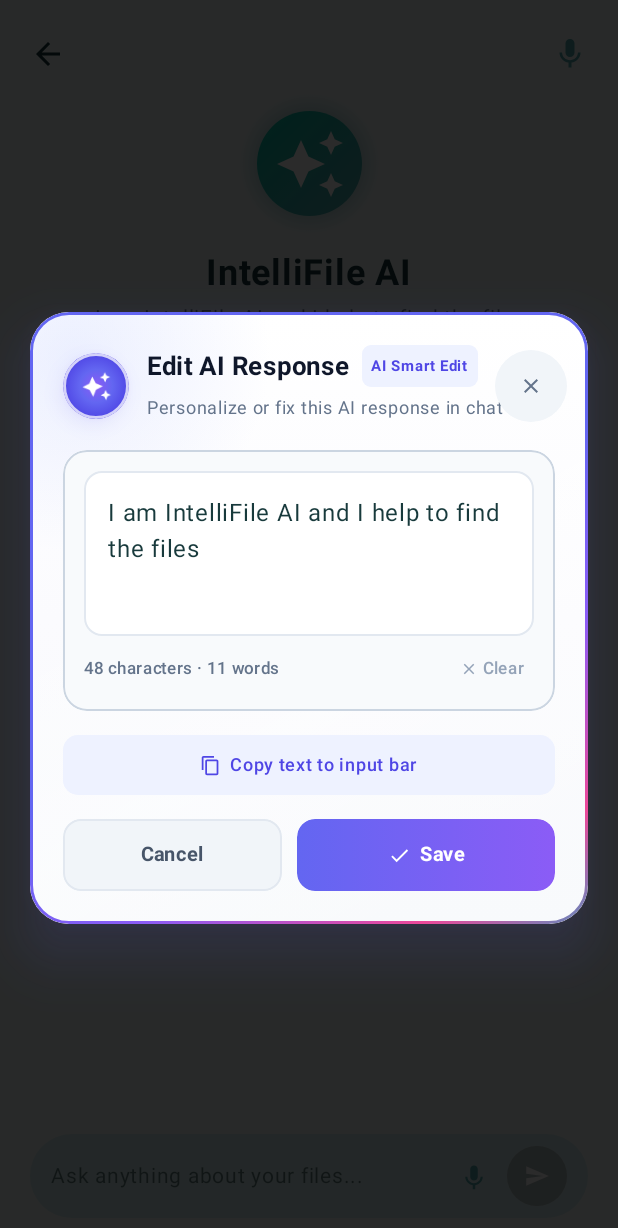
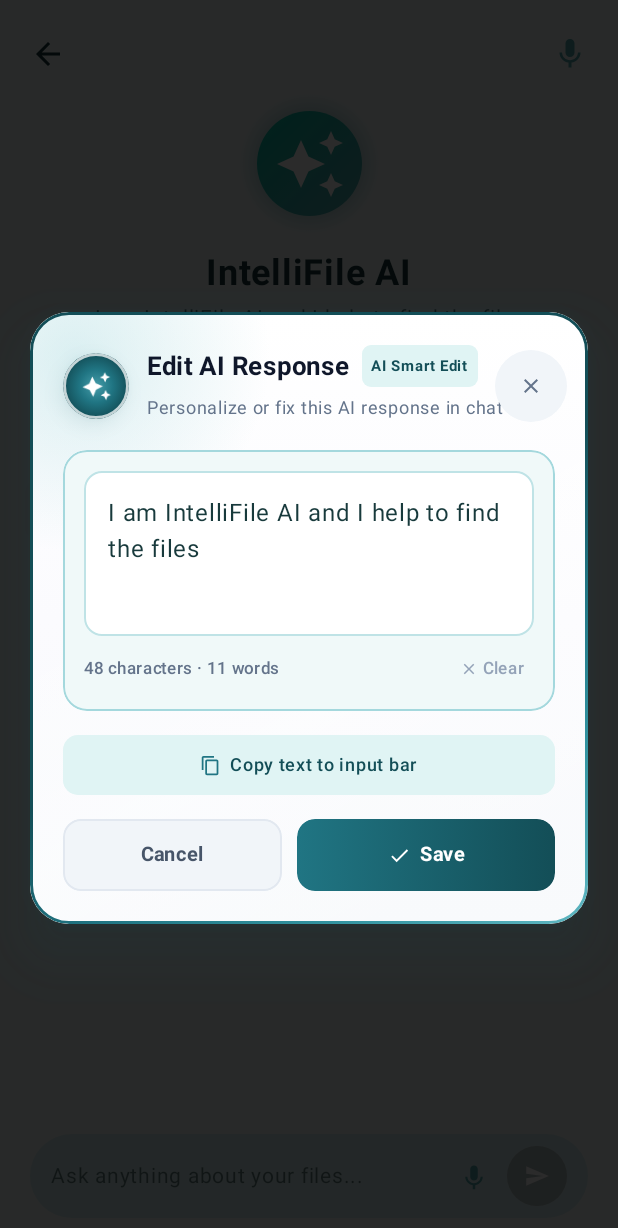
Before and after one commit to kishoreraja437-cyber/intellifile, an Android app built with Jetpack Compose: the composable AiScreen shown on its own in the app's theme, after a tap on "Edit", on a phone screen of 412 x 824 dp. Shown: the top 1228 px of the screen. Run offline under Robolectric (Android 15) with nearby library versions, the phone set to English and light mode, and no system bars; 1 other tap on this screen came first.

Commit message:
Change AI response box and edit dialog to dusky aqua palette

```diff
--- a/app/src/main/java/com/simats/intellifile/ui/ai/AiScreen.kt
+++ b/app/src/main/java/com/simats/intellifile/ui/ai/AiScreen.kt
@@ -1017,8 +1017,21 @@ fun AiMessageBubble(
         verticalArrangement = Arrangement.spacedBy(10.dp),
         horizontalAlignment = Alignment.Start
     ) {
+        // Dusky Aqua AI Response Bubble
         Box(
             modifier = Modifier
+                .shadow(
+                    elevation = 3.dp,
+                    shape = RoundedCornerShape(
+                        topStart = 20.dp,
+                        topEnd = 20.dp,
+                        bottomStart = 4.dp,
+                        bottomEnd = 20.dp
+                    ),
+                    ambientColor = Color(0xFF207583).copy(alpha = 0.15f),
+                    spotColor = Color(0xFF207583).copy(alpha = 0.22f),
+                    clip = false
+                )
                 .clip(
                     RoundedCornerShape(
                         topStart = 20.dp,
@@ -1027,7 +1040,24 @@ fun AiMessageBubble(
                         bottomEnd = 20.dp
                     )
                 )
-                .background(MaterialTheme.colorScheme.surfaceVariant)
+                .background(
+                    brush = Brush.verticalGradient(
+                        colors = listOf(
+                            Color(0xFFE6F5F5), // Soft Dusky Aqua Light
+                            Color(0xFFD6EFEF)  // Dusky Aqua Surface
+                        )
+                    )
+                )
+                .border(
+                    width = 1.2.dp,
+                    color = Color(0xFFA4D8DD).copy(alpha = 0.85f),
+                    shape = RoundedCornerShape(
+                        topStart = 20.dp,
+                        topEnd = 20.dp,
+                        bottomStart = 4.dp,
+                        bottomEnd = 20.dp
+                    )
+                )
                 .padding(horizontal = 18.dp, vertical = 12.dp)
         ) {
             if (isLoading) {
@@ -1038,21 +1068,22 @@ fun AiMessageBubble(
                     CircularProgressIndicator(
                         modifier = Modifier.size(16.dp),
                         strokeWidth = 2.dp,
-                        color = MaterialTheme.colorScheme.primary
+                        color = Color(0xFF207583)
                     )
                     Text(
                         text = text,
                         fontSize = 13.sp,
                         fontStyle = FontStyle.Italic,
-                        color = MaterialTheme.colorScheme.onBackground.copy(alpha = thinkingAlpha)
+                        color = Color(0xFF207583).copy(alpha = thinkingAlpha)
                     )
                 }
             } else {
                 Text(
                     text = text,
                     fontSize = 14.sp,
-                    color = MaterialTheme.colorScheme.onBackground,
-                    fontWeight = FontWeight.Medium
+                    color = Color(0xFF0F3E46), // Deep Dusky Aqua for sharp, beautiful legibility
+                    fontWeight = FontWeight.Medium,
+                    lineHeight = 20.sp
                 )
             }
         }
@@ -1073,13 +1104,15 @@ fun AiMessageBubble(
                 MessageActionButton(
                     icon = Icons.Outlined.ContentCopy,
                     label = "Copy",
-                    onClick = onCopy
+                    onClick = onCopy,
+                    tintColor = Color(0xFF207583) // Dusky Aqua
                 )
                 Spacer(modifier = Modifier.width(6.dp))
                 MessageActionButton(
                     icon = Icons.Outlined.Edit,
                     label = "Edit",
-                    onClick = onEdit
+                    onClick = onEdit,
+                    tintColor = Color(0xFF207583) // Dusky Aqua
                 )
             }
         }
@@ -1091,8 +1124,10 @@ fun MessageActionButton(
     icon: androidx.compose.ui.graphics.vector.ImageVector,
     label: String,
     onClick: () -> Unit,
-    modifier: Modifier = Modifier
+    modifier: Modifier = Modifier,
+    tintColor: Color? = null
 ) {
+    val activeColor = tintColor ?: MaterialTheme.colorScheme.onBackground.copy(alpha = 0.65f)
     Row(
         modifier = modifier
             .clip(RoundedCornerShape(8.dp))
@@ -1103,7 +1138,7 @@ fun MessageActionButton(
         Icon(
             imageVector = icon,
             contentDescription = label,
-            tint = MaterialTheme.colorScheme.onBackground.copy(alpha = 0.55f),
+            tint = activeColor.copy(alpha = 0.75f),
             modifier = Modifier.size(13.dp)
         )
         Spacer(modifier = Modifier.width(4.dp))
@@ -1111,7 +1146,7 @@ fun MessageActionButton(
             text = label,
             fontSize = 11.sp,
             fontWeight = FontWeight.Medium,
-            color = MaterialTheme.colorScheme.onBackground.copy(alpha = 0.65f)
+            color = activeColor
         )
     }
 }
@@ -1446,15 +1481,28 @@ fun AnimatedEditMessageDialog(
         label = "sparkleScale"
     )
 
+    // Dusky Aqua Dynamic Living Holographic Border
     val livingBorderBrush = Brush.linearGradient(
-        colors = listOf(
-            Color(0xFF6366F1), // Indigo
-            Color(0xFF8B5CF6), // Purple
-            Color(0xFFEC4899), // Pink
-            Color(0xFF06B6D4), // Cyan
-            Color(0xFF3B82F6), // Blue
-            Color(0xFF6366F1)  // Loop
-        ),
+        colors = if (!isUserMessage) {
+            listOf(
+                Color(0xFF134E57), // Deep Dusky Aqua
+                Color(0xFF207583), // Primary Dusky Aqua
+                Color(0xFF3293A0), // Medium Dusky Aqua
+                Color(0xFF5AB3BE), // Light Dusky Aqua
+                Color(0xFF7DD3DC), // Aqua Highlight
+                Color(0xFF207583), // Primary Dusky Aqua
+                Color(0xFF134E57)  // Loop
+            )
+        } else {
+            listOf(
+                Color(0xFF6366F1),
+                Color(0xFF8B5CF6),
+                Color(0xFFEC4899),
+                Color(0xFF06B6D4),
+                Color(0xFF3B82F6),
+                Color(0xFF6366F1)
+            )
+        },
         start = Offset(borderOffset, 0f),
         end = Offset(borderOffset + 450f, 650f)
     )
@@ -1493,8 +1541,8 @@ fun AnimatedEditMessageDialog(
                     .shadow(
                         elevation = 22.dp,
                         shape = RoundedCornerShape(26.dp),
-                        ambientColor = Color(0xFF8B5CF6).copy(alpha = glowAlpha),
-                        spotColor = Color(0xFF6366F1).copy(alpha = glowAlpha),
+                        ambientColor = if (!isUserMessage) Color(0xFF207583).copy(alpha = glowAlpha) else Color(0xFF8B5CF6).copy(alpha = glowAlpha),
+                        spotColor = if (!isUserMessage) Color(0xFF134E57).copy(alpha = glowAlpha) else Color(0xFF6366F1).copy(alpha = glowAlpha),
                         clip = false
                     )
                     .clip(RoundedCornerShape(26.dp))
@@ -1535,7 +1583,7 @@ fun AnimatedEditMessageDialog(
                     // Subtle radial specular gleam in top-left
                     val cornerGleam = Brush.radialGradient(
                         colors = listOf(
-                            Color(0xFFC7D2FE).copy(alpha = 0.35f),
+                            (if (!isUserMessage) Color(0xFFA4D8DD) else Color(0xFFC7D2FE)).copy(alpha = 0.40f),
                             Color.Transparent
                         ),
                         center = Offset(30.dp.toPx(), 30.dp.toPx()),
@@ -1561,24 +1609,32 @@ fun AnimatedEditMessageDialog(
                             horizontalArrangement = Arrangement.spacedBy(12.dp),
                             modifier = Modifier.weight(1f)
                         ) {
-                            // Pulsating AI 3D Orb Icon
+                            // Pulsating AI 3D Orb Icon with Dusky Aqua
                             Box(
                                 modifier = Modifier
                                     .size(44.dp)
                                     .shadow(
                                         elevation = 8.dp,
                                         shape = CircleShape,
-                                        ambientColor = Color(0xFF7C3AED).copy(alpha = 0.45f),
-                                        spotColor = Color(0xFF4F46E5).copy(alpha = 0.55f)
+                                        ambientColor = if (!isUserMessage) Color(0xFF207583).copy(alpha = 0.45f) else Color(0xFF7C3AED).copy(alpha = 0.45f),
+                                        spotColor = if (!isUserMessage) Color(0xFF134E57).copy(alpha = 0.55f) else Color(0xFF4F46E5).copy(alpha = 0.55f)
                                     )
                                     .clip(CircleShape)
                                     .background(
                                         brush = Brush.radialGradient(
-                                            colors = listOf(
-                                                Color(0xFF8B5CF6),
-                                                Color(0xFF6366F1),
-                                                Color(0xFF4F46E5)
-                                            )
+                                            colors = if (!isUserMessage) {
+                                                listOf(
+                                                    Color(0xFF459CA9), // Dusky Aqua light
+                                                    Color(0xFF207583), // Dusky Aqua primary
+                                                    Color(0xFF134E57)  // Dusky Aqua deep
+                                                )
+                                            } else {
+                                                listOf(
+                                                    Color(0xFF8B5CF6),
+                                                    Color(0xFF6366F1),
+                                                    Color(0xFF4F46E5)
+                                                )
+                                            }
                                         )
                                     )
                                     .border(1.5.dp, Color.White.copy(alpha = 0.75f), CircleShape),
@@ -1610,14 +1666,14 @@ fun AnimatedEditMessageDialog(
                                     Box(
                                         modifier = Modifier
                                             .clip(RoundedCornerShape(6.dp))
-                                            .background(Color(0xFFEEF2FF))
+                                            .background(if (!isUserMessage) Color(0xFFE0F4F4) else Color(0xFFEEF2FF))
                                             .padding(horizontal = 6.dp, vertical = 2.dp)
                                     ) {
                                         Text(
                                             text = if (isUserMessage) "User Query" else "AI Smart Edit",
                                             fontSize = 10.sp,
                                             fontWeight = FontWeight.Bold,
-                                            color = Color(0xFF4F46E5)
+                                            color = if (!isUserMessage) Color(0xFF134E57) else Color(0xFF4F46E5)
                                         )
                                     }
                                 }
@@ -1649,15 +1705,15 @@ fun AnimatedEditMessageDialog(
                         }
                     }
 
-                    // Text Editor Box with Modern Rounded Container
+                    // Text Editor Box with Dusky Aqua Styling
                     Column(
                         modifier = Modifier
                             .fillMaxWidth()
                             .clip(RoundedCornerShape(16.dp))
-                            .background(Color(0xFFF8FAFC))
+                            .background(if (!isUserMessage) Color(0xFFF0F9F9) else Color(0xFFF8FAFC))
                             .border(
                                 width = 1.2.dp,
-                                color = Color(0xFFCBD5E1),
+                                color = if (!isUserMessage) Color(0xFFA4D8DD) else Color(0xFFCBD5E1),
                                 shape = RoundedCornerShape(16.dp)
                             )
                             .padding(14.dp)
@@ -1677,11 +1733,11 @@ fun AnimatedEditMessageDialog(
                                 )
                             },
                             colors = OutlinedTextFieldDefaults.colors(
-                                focusedBorderColor = Color(0xFF6366F1),
-                                unfocusedBorderColor = Color(0xFFE2E8F0),
+                                focusedBorderColor = if (!isUserMessage) Color(0xFF207583) else Color(0xFF6366F1),
+                                unfocusedBorderColor = if (!isUserMessage) Color(0xFFBFE3E6) else Color(0xFFE2E8F0),
                                 focusedContainerColor = Color.White,
                                 unfocusedContainerColor = Color.White,
-                                cursorColor = Color(0xFF6366F1)
+                                cursorColor = if (!isUserMessage) Color(0xFF207583) else Color(0xFF6366F1)
                             )
                         )
 
@@ -1735,7 +1791,7 @@ fun AnimatedEditMessageDialog(
                             modifier = Modifier
                                 .fillMaxWidth()
                                 .clip(RoundedCornerShape(10.dp))
-                                .background(Color(0xFFEEF2FF))
+                                .background(if (!isUserMessage) Color(0xFFE0F4F4) else Color(0xFFEEF2FF))
                                 .clickable { onCopyToInputBar(currentText) }
                                 .padding(horizontal = 12.dp, vertical = 8.dp),
                             verticalAlignment = Alignment.CenterVertically,
@@ -1744,7 +1800,7 @@ fun AnimatedEditMessageDialog(
                             Icon(
                                 imageVector = Icons.Outlined.ContentCopy,
                                 contentDescription = null,
-                                tint = Color(0xFF4F46E5),
+                                tint = if (!isUserMessage) Color(0xFF207583) else Color(0xFF4F46E5),
                                 modifier = Modifier.size(14.dp)
                             )
                             Spacer(modifier = Modifier.width(6.dp))
@@ -1752,7 +1808,7 @@ fun AnimatedEditMessageDialog(
                                 text = "Copy text to input bar",
                                 fontSize = 12.sp,
                                 fontWeight = FontWeight.SemiBold,
-                                color = Color(0xFF4F46E5)
+                                color = if (!isUserMessage) Color(0xFF134E57) else Color(0xFF4F46E5)
                             )
                         }
                     }
@@ -1790,7 +1846,11 @@ fun AnimatedEditMessageDialog(
                             onClick = { onSave(currentText) },
                             modifier = Modifier.weight(1f),
                             isPrimary = true,
-                            gradientColors = listOf(Color(0xFF6366F1), Color(0xFF8B5CF6))
+                            gradientColors = if (!isUserMessage) {
+                                listOf(Color(0xFF207583), Color(0xFF134E57)) // Dusky Aqua Primary
+                            } else {
+                                listOf(Color(0xFF6366F1), Color(0xFF8B5CF6))
+                            }
                         )
                     }
                 }
```
